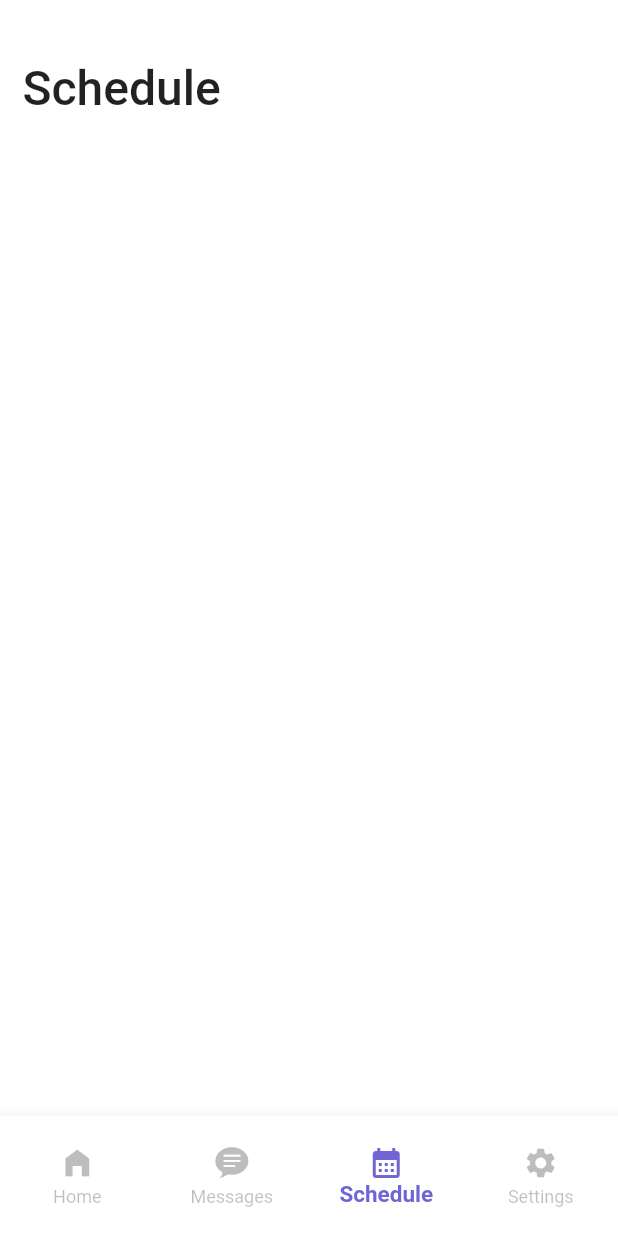
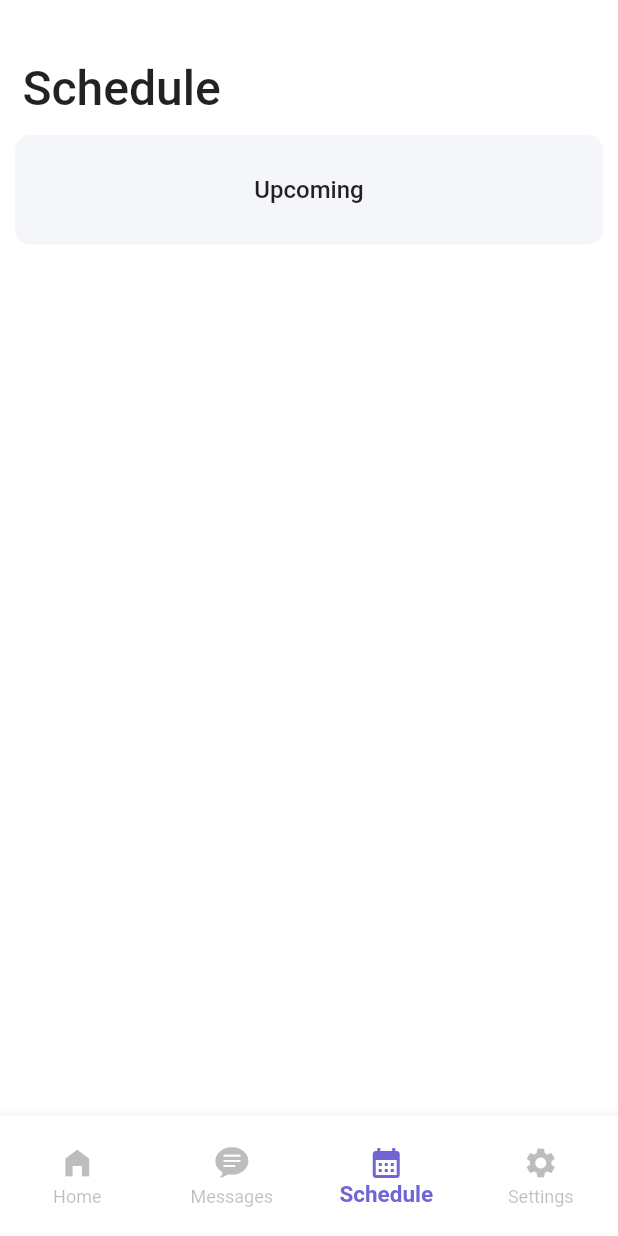
Before and after one commit to erickshayo/healthcare_app, a Flutter app: the NavBarRoots screen opened directly, item 3 of the bottom bar chosen, on a phone screen of 412 x 824 dp. Run offline on Flutter 3.47's test engine with Material 2 defaults, Android fonts, the phone set to English and light mode, and no system bars.

Commit message:
working with the schedule screen

```diff
--- a/lib/screens/schedule_scree.dart
+++ b/lib/screens/schedule_scree.dart
@@ -6,14 +6,12 @@ class ScheduleScreen extends StatefulWidget {
 }
 
 class _ScheduleScreenState extends State<ScheduleScreen> {
-
   int _buttonIndex = 0;
 
   final _scheduleWidgets = [
     Container(),
     Container(),
     Container(),
-
   ];
   @override
   Widget build(BuildContext context) {
@@ -32,6 +30,39 @@ class _ScheduleScreenState extends State<ScheduleScreen> {
                   fontWeight: FontWeight.w500,
                 ),
               ),
+            ),
+            SizedBox(height: 12),
+            Container(
+              padding: EdgeInsets.all(15),
+              margin: EdgeInsets.symmetric(horizontal: 10),
+              decoration: BoxDecoration(
+                color: Color(0xFFF4F6FA),
+                borderRadius: BorderRadius.circular(10),
+              ),
+              child: Row(
+                mainAxisAlignment: MainAxisAlignment.center,
+                children: [
+                  InkWell(
+                    onTap: () {},
+                    child: Container(
+                      padding:
+                          EdgeInsets.symmetric(vertical: 12, horizontal: 25),
+                      decoration: BoxDecoration(
+                        // color: Color(value)
+                        borderRadius: BorderRadius.circular(10),
+                      ),
+                      child: Text(
+                        "Upcoming",
+                        style: TextStyle(
+                          fontSize: 16,
+                          fontWeight: FontWeight.w500,
+                          // color:
+                        ),
+                      ),
+                    ),
+                  )
+                ],
+              ),
             )
           ],
         ),
```
Also changed, not shown: 3 other files.
